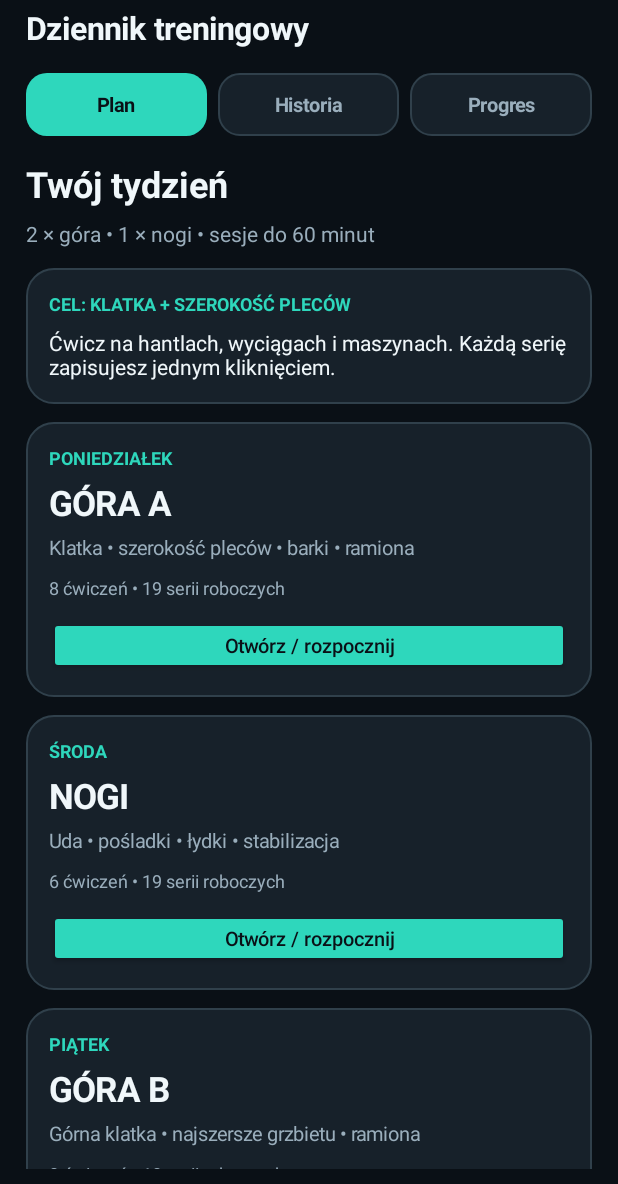
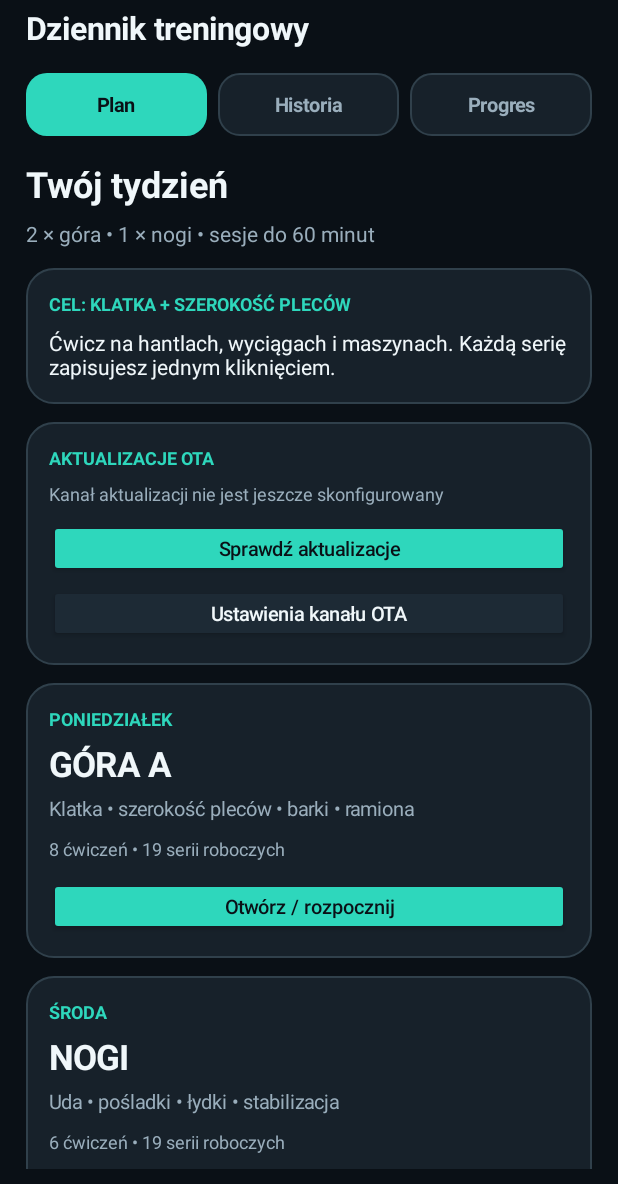
Before and after one commit to pitsmich-netizen/testapp, an Android app: the screen it shows after launch (MainActivity), on a phone screen of 412 x 824 dp, the part 52-1236 px from its top. Run offline under Robolectric (Android 15) with nearby library versions, the phone set to English and light mode, and no system bars; 1 statement that could not run was skipped.

Commit message:
Expose OTA update check and configuration on workout dashboard

```diff
--- a/app/src/main/java/pl/pitsmich/forma/MainActivity.java
+++ b/app/src/main/java/pl/pitsmich/forma/MainActivity.java
@@ -44,6 +44,7 @@ public final class MainActivity extends Activity {
     private static final int EXPORT_REQUEST=1901;
 
     private WorkoutDb db;
+    private Updater updater;
     private LinearLayout root, content;
     private String page="plan";
     private long openSession=-1, detailSession=-1;
@@ -69,6 +70,7 @@ public final class MainActivity extends Activity {
         getWindow().setStatusBarColor(BG);
         getWindow().setNavigationBarColor(BG);
         db=new WorkoutDb(this);
+        updater=new Updater(this);
         if(state!=null) {
             page=state.getString("page","plan");
             openSession=state.getLong("openSession",-1);
@@ -78,6 +80,7 @@ public final class MainActivity extends Activity {
         }
         render();
         handler.post(ticker);
+        updater.check(false);
     }
     @Override protected void onSaveInstanceState(Bundle state) {
         state.putString("page",page);
@@ -86,6 +89,10 @@ public final class MainActivity extends Activity {
         state.putLong("detailSession",detailSession);
         state.putString("selectedExercise",selectedExercise);
         super.onSaveInstanceState(state);
+    }
+    @Override protected void onResume() {
+        super.onResume();
+        if(updater!=null) updater.afterPermissionReturn();
     }
     @Override protected void onDestroy() {
         handler.removeCallbacks(ticker);
@@ -202,6 +209,20 @@ public final class MainActivity extends Activity {
             add(resume,b);
             b.setOnClickListener(v->{openSession=active.id;openWorkout=active.workout;page="session";render();});
         }
+        LinearLayout ota=card(content);
+        add(ota,text("AKTUALIZACJE OTA",12,TEAL,true));
+        space(ota,7);
+        add(ota,text(updater.feed().isEmpty()
+            ? "Kanał aktualizacji nie jest jeszcze skonfigurowany"
+            : "Sprawdzanie automatyczne raz dziennie",12,MUTED,false));
+        space(ota,9);
+        Button check=button("Sprawdź aktualizacje",true);
+        add(ota,check);
+        check.setOnClickListener(v->updater.check(true));
+        space(ota,5);
+        Button config=button("Ustawienia kanału OTA",false);
+        add(ota,config);
+        config.setOnClickListener(v->updater.configure());
         String[] days={"PONIEDZIAŁEK","ŚRODA","PIĄTEK"};
         for(int w=0;w<3;w++) {
             final int workout=w;
```
